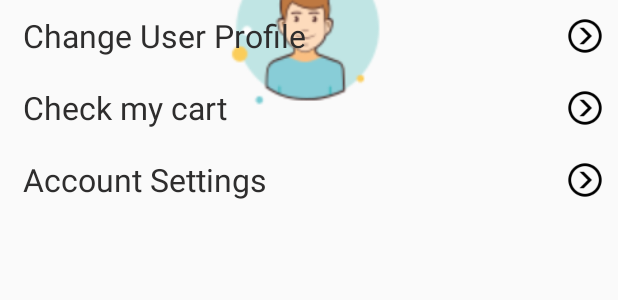
After one commit to aditya1290/FlipkartClone, an Android app: the layout activity_user.xml on its own in the app's theme, with its tools: preview values and no code run, on a phone screen of 412 x 824 dp. The commit adds this screen. Shown: the top 300 px of the screen. Run offline under Robolectric (Android 15) with nearby library versions, the phone set to English and light mode, and no system bars.

Commit message:
add user page

```diff
--- /dev/null
+++ b/app/src/main/res/layout/activity_user.xml
@@ -0,0 +1,125 @@
+<?xml version="1.0" encoding="utf-8"?>
+<androidx.constraintlayout.widget.ConstraintLayout
+    xmlns:android="http://schemas.android.com/apk/res/android"
+    xmlns:app="http://schemas.android.com/apk/res-auto"
+    xmlns:tools="http://schemas.android.com/tools"
+    android:layout_width="match_parent"
+    android:layout_height="match_parent">
+
+
+    <ImageView
+        android:id="@+id/imageView5"
+        android:layout_width="130dp"
+        android:layout_height="127dp"
+        app:layout_constraintBottom_toBottomOf="@+id/username"
+        app:layout_constraintEnd_toEndOf="parent"
+        app:layout_constraintHorizontal_bias="0.498"
+        app:layout_constraintStart_toStartOf="parent"
+        app:layout_constraintTop_toTopOf="parent"
+        app:layout_constraintVertical_bias="0.355"
+        app:srcCompat="@drawable/user" />
+
+    <TextView
+        android:id="@+id/username"
+        android:layout_width="wrap_content"
+        android:layout_height="wrap_content"
+        android:text="UserName"
+        android:textColor="#000000"
+        android:textSize="14sp"
+        app:layout_constraintBottom_toTopOf="@+id/linearLayout"
+        app:layout_constraintEnd_toEndOf="parent"
+        app:layout_constraintHorizontal_bias="0.498"
+        app:layout_constraintStart_toStartOf="parent"
+        app:layout_constraintTop_toTopOf="parent"
+        app:layout_constraintVertical_bias="0.938" />
+
+    <LinearLayout
+        android:id="@+id/linearLayout"
+        android:layout_width="match_parent"
+        android:layout_height="448dp"
+        android:orientation="vertical"
+        tools:layout_editor_absoluteX="0dp"
+        tools:layout_editor_absoluteY="182dp">
+
+
+        <LinearLayout
+            android:layout_width="match_parent"
+            android:layout_height="48dp"
+            android:orientation="horizontal">
+
+            <TextView
+                android:id="@+id/profile"
+                android:layout_width="368dp"
+                android:layout_height="48dp"
+                android:gravity="center_vertical"
+                android:paddingStart="15sp"
+                android:text="@string/profile"
+                android:textColor="#2E2D2D"
+                android:textSize="21sp" />
+
+            <ImageView
+                android:id="@+id/next1"
+                android:layout_width="110dp"
+                android:layout_height="match_parent"
+                android:layout_weight="1"
+                android:gravity="center_vertical"
+                android:padding="10sp"
+                app:srcCompat="@drawable/next" />
+
+        </LinearLayout>
+
+        <LinearLayout
+            android:layout_width="match_parent"
+            android:layout_height="48dp"
+            android:orientation="horizontal">
+
+            <TextView
+                android:id="@+id/cart"
+                android:layout_width="368dp"
+                android:layout_height="48dp"
+                android:gravity="center_vertical"
+                android:paddingStart="15sp"
+                android:text="@string/cart"
+                android:textColor="#2E2D2D"
+                android:textSize="21sp" />
+
+            <ImageView
+                android:id="@+id/next2"
+                android:layout_width="110dp"
+                android:layout_height="match_parent"
+                android:layout_weight="1"
+                android:gravity="center_vertical"
+                android:padding="10sp"
+                app:srcCompat="@drawable/next" />
+
+        </LinearLayout>
+
+        <LinearLayout
+            android:layout_width="match_parent"
+            android:layout_height="48dp"
+            android:orientation="horizontal">
+
+            <TextView
+                android:id="@+id/settings"
+                android:layout_width="368dp"
+                android:layout_height="48dp"
+                android:gravity="center_vertical"
+                android:paddingStart="15sp"
+                android:text="@string/settings"
+                android:textColor="#2E2D2D"
+                android:textSize="21sp" />
+
+            <ImageView
+                android:id="@+id/next3"
+                android:layout_width="110dp"
+                android:layout_height="match_parent"
+                android:layout_weight="1"
+                android:gravity="center_vertical"
+                android:padding="10sp"
+                app:srcCompat="@drawable/next" />
+
+        </LinearLayout>
+
+    </LinearLayout>
+
+</androidx.constraintlayout.widget.ConstraintLayout>
--- a/app/src/main/res/values/strings.xml
+++ b/app/src/main/res/values/strings.xml
@@ -1,3 +1,6 @@
 <resources>
     <string name="app_name">Flipkart Clone</string>
+    <string name="settings">Account Settings</string>
+    <string name="profile">Change User Profile</string>
+    <string name="cart">Check my cart</string>
 </resources>
```
Also changed, not shown: app/src/main/res/drawable/next.png (added), app/src/main/res/drawable/user.png (added).
